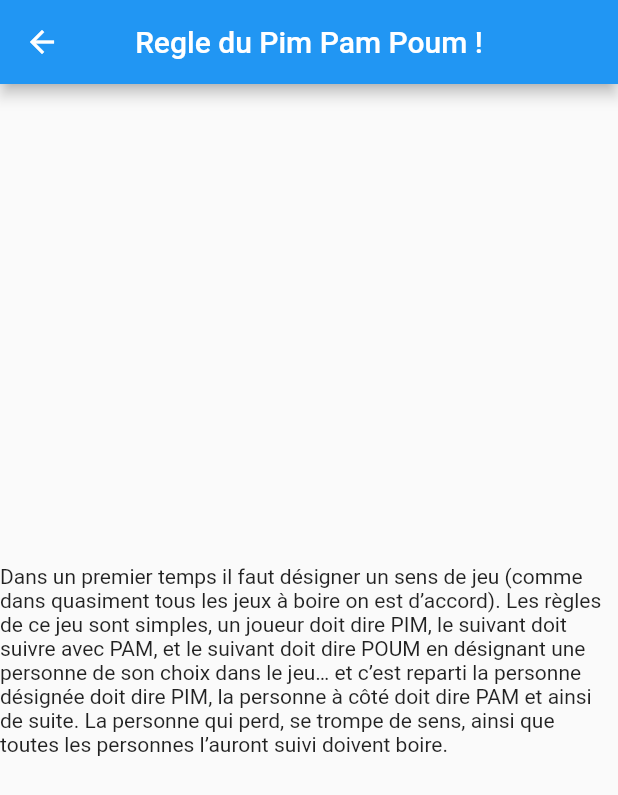
After one commit to HugoBlain/Application_Soiree, a Flutter app: the screen it shows after launch, in the side drawer, after a tap on "Pim Pam Poum", on a phone screen of 412 x 824 dp. The commit adds this screen. Shown: the top 795 px of the screen. Run offline on Flutter 3.47's test engine with Material 2 defaults, Android fonts, the phone set to English and light mode, and no system bars.

Commit message:
PimPamPoum Rules

```diff
--- /dev/null
+++ b/appli_pour_soiree/lib/PimPamPoum.dart
@@ -0,0 +1,28 @@
+import 'package:flutter/cupertino.dart';
+import 'package:flutter/material.dart';
+
+class PimPamPoum extends StatefulWidget {
+  // constructeur pour afficher les détails
+  PimPamPoum() {}
+
+  // creatState
+  @override
+  _PimPamPoumState createState() => new _PimPamPoumState();
+}
+
+class _PimPamPoumState extends State<PimPamPoum> {
+  // constructeurs du state
+  _PimPamPoumState() {}
+
+  @override
+  Widget build(BuildContext context) {
+    return Scaffold(
+        appBar: new AppBar(
+          title: new Text("Regle du Pim Pam Poum !"),
+          centerTitle: true,
+        ),
+        body: new Center(
+            child: new Text(
+                "Dans un premier temps il faut désigner un sens de jeu (comme dans quasiment tous les jeux à boire on est d’accord). Les règles de ce jeu sont simples, un joueur doit dire PIM, le suivant doit suivre avec PAM, et le suivant doit dire POUM en désignant une personne de son choix dans le jeu… et c’est reparti la personne désignée doit dire PIM, la personne à côté doit dire PAM et ainsi de suite. La personne qui perd, se trompe de sens, ainsi que toutes les personnes l’auront suivi doivent boire.")));
+  }
+} // _PimPamPoumState
--- a/appli_pour_soiree/lib/SelectionJoueur/SelectionJoueurPage.dart
+++ b/appli_pour_soiree/lib/SelectionJoueur/SelectionJoueurPage.dart
@@ -1,4 +1,5 @@
 import 'package:flutter/material.dart';
+import 'package:appli_pour_soiree/PimPamPoum.dart';
 
 // vue principale pour ajouter/supprimer
 class SelectionJoueurPage extends StatefulWidget {
@@ -25,6 +26,7 @@ class _SelectionJoueurPage extends State<SelectionJoueurPage> {
           // Important: Remove any padding from the ListView.
           padding: EdgeInsets.zero,
           children: <Widget>[
+            //Header of the drawer
             Container(
               color: Colors.blue,
               height: 80,
@@ -38,13 +40,18 @@ class _SelectionJoueurPage extends State<SelectionJoueurPage> {
                 ],
               ),
             ),
+
+            //First choice and so on
             ListTile(
-              title: Text('Jeu 1'),
+              title: Text('Pim Pam Poum'),
               onTap: () {
-                // Update the state of the app
-                // ...
-                // Then close the drawer
                 Navigator.pop(context);
+                Navigator.push(
+                    context,
+                    // on affiche la page du livre
+                    // info = false --> on affiche le livre pour potentiellement l'ajouter à sa biblihothèque
+                    // info = true --> on affiche juste les détails du livre
+                    MaterialPageRoute(builder: (context) => PimPamPoum()));
               },
             ),
             ListTile(
```
